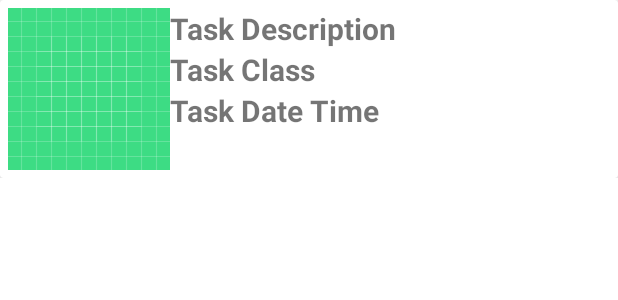
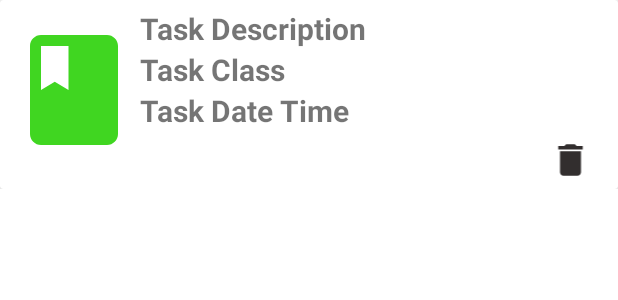
Before and after one commit to FuZaHGB/LocationBasedDiary, an Android app: the layout task_view.xml on its own in the app's theme, with its tools: preview values and no code run, on a phone screen of 412 x 824 dp. Shown: the top 300 px of the screen. Run offline under Robolectric (Android 15) with nearby library versions, the phone set to English and light mode, and no system bars.

Commit message:
Alpha milestone.

```diff
--- a/app/build.gradle
+++ b/app/build.gradle
@@ -9,6 +9,7 @@ android {
 
     defaultConfig {
         applicationId "com.example.locationbaseddiary"
+        vectorDrawables.useSupportLibrary = true
         minSdkVersion 16
         targetSdkVersion 30
         versionCode 1
--- a/app/src/main/java/com/example/locationbaseddiary/DiaryLocationServices.java
+++ b/app/src/main/java/com/example/locationbaseddiary/DiaryLocationServices.java
@@ -316,6 +316,9 @@ public class DiaryLocationServices extends Service {
         Log.d(TAG, "terminateLocationUpdates: Attempting to stop location updates...");
         fusedLocationProviderClient.removeLocationUpdates(locationCallback);
         stopForeground(true);
+        NotificationManager notificationManager =
+                (NotificationManager) getSystemService(Context.NOTIFICATION_SERVICE);
+        notificationManager.cancelAll();
         stopSelf();
     }
 
--- a/app/src/main/java/com/example/locationbaseddiary/MapPlot.java
+++ b/app/src/main/java/com/example/locationbaseddiary/MapPlot.java
@@ -60,7 +60,7 @@ public class MapPlot extends AppCompatActivity implements OnMapReadyCallback {
     @Override
     public boolean onOptionsItemSelected(@NonNull MenuItem item) {
         if(item.getItemId() == R.id.menu_back){
-            Toast.makeText(this, "Back button has been pressed", Toast.LENGTH_SHORT).show();
+            //Toast.makeText(this, "Back button has been pressed", Toast.LENGTH_SHORT).show();
             finish();
             startActivity(new Intent(MapPlot.this, MainActivity.class));
         }
--- /dev/null
+++ b/app/src/main/res/drawable/ic_baseline_book_24.xml
@@ -0,0 +1,5 @@
+<vector android:height="24dp" android:tint="#40D621"
+    android:viewportHeight="24" android:viewportWidth="24"
+    android:width="24dp" xmlns:android="http://schemas.android.com/apk/res/android">
+    <path android:fillColor="@android:color/white" android:pathData="M18,2H6c-1.1,0 -2,0.9 -2,2v16c0,1.1 0.9,2 2,2h12c1.1,0 2,-0.9 2,-2V4c0,-1.1 -0.9,-2 -2,-2zM6,4h5v8l-2.5,-1.5L6,12V4z"/>
+</vector>
--- a/app/src/main/res/layout/task_view.xml
+++ b/app/src/main/res/layout/task_view.xml
@@ -21,12 +21,25 @@
 
             <ImageView
                 android:id="@+id/taskIcon"
-                android:layout_width="wrap_content"
-                android:layout_height="wrap_content"
+                android:layout_width="88dp"
+                android:layout_height="109dp"
                 app:layout_constraintEnd_toStartOf="@+id/textViewTaskDescription"
                 app:layout_constraintStart_toStartOf="parent"
                 app:layout_constraintTop_toTopOf="parent"
-                app:srcCompat="@drawable/ic_launcher_background"
+                app:srcCompat="@drawable/ic_baseline_book_24"
+                tools:src="@tools:sample/avatars" />
+
+            <ImageView
+                android:id="@+id/deleteIcon"
+                android:layout_width="30dp"
+                android:layout_height="28dp"
+                android:layout_marginTop="5dp"
+                android:layout_marginEnd="11dp"
+                android:layout_marginRight="11dp"
+                android:tint="#322E2E"
+                app:layout_constraintEnd_toEndOf="parent"
+                app:layout_constraintTop_toBottomOf="@+id/textViewTaskDateTime"
+                app:srcCompat="@drawable/delete_task_icon"
                 tools:src="@tools:sample/avatars" />
 
             <TextView
```
Also changed, not shown: app/src/main/java/com/example/locationbaseddiary/AddTask.java (+16 -7 lines), app/src/main/java/com/example/locationbaseddiary/MainActivity.java (+58 -14 lines), app/src/main/res/drawable-anydpi-v24/ic_logout.xml (added, +15 -0 lines), app/src/main/res/layout/activity_main.xml (+1 -40 lines), app/src/main/res/menu/menu_logout.xml (added, +10 -0 lines), app/src/main/ic_task_icon-playstore.png (added), app/src/main/res/drawable-hdpi/ic_logout.png (added), app/src/main/res/drawable-mdpi/ic_logout.png (added), app/src/main/res/drawable-xhdpi/ic_logout.png (added), app/src/main/res/drawable-xxhdpi/ic_logout.png (added).
